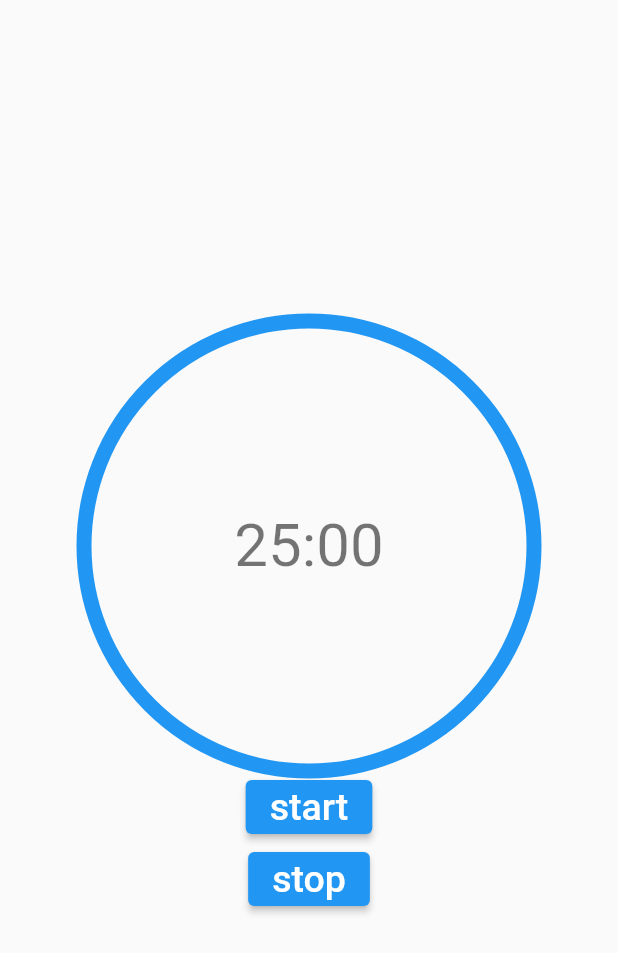
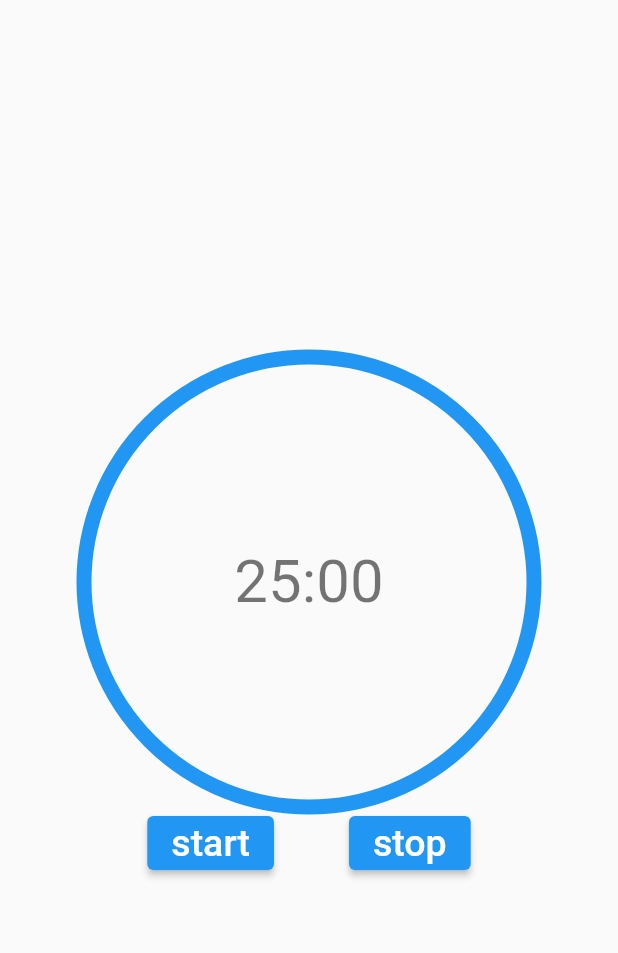
Before and after one commit to reiya0104/flutter_pomodoro, a Flutter app: the screen it shows after launch, on a phone screen of 412 x 824 dp. Shown: the top 953 px of the screen. Run offline on Flutter 3.47's test engine with Material 2 defaults, Android fonts, the phone set to English and light mode, and no system bars.

Commit message:
style: スタートボタン・ストップボタンを横に並べる

```diff
--- a/lib/main.dart
+++ b/lib/main.dart
@@ -37,10 +37,16 @@ class _AppPageState extends State<AppPage> {
       body: Center(
         child: Column(
           mainAxisAlignment: MainAxisAlignment.center,
-          children: const <Widget>[
-            Clock(),
-            StartButton(),
-            StopButton(),
+          children: <Widget>[
+            const Clock(),
+            Row(
+              mainAxisAlignment: MainAxisAlignment.center,
+              children: const <Widget>[
+                StartButton(),
+                SizedBox(width: 50),
+                StopButton(),
+              ],
+            )
           ],
         ),
       ),
```
